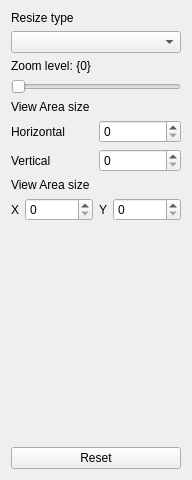
Before: the Qt Designer form Src/QtSfmlDemo/Demos/QtSfmlDemo/QtSfmlDemo.ui in a7ecd22ff84d/Cpp, drawn with Qt 5.
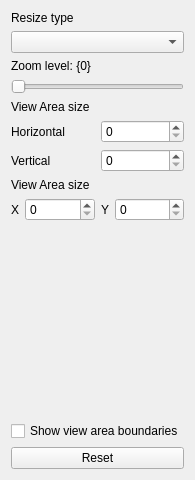
After: the same form once the commit is applied.

Commit message:
QtSfml: Added boundaries rectangle
It will help to understood how resizing and zooming works

What changed in the file:
```diff
--- a/Src/QtSfmlDemo/Demos/QtSfmlDemo/QtSfmlDemo.ui
+++ b/Src/QtSfmlDemo/Demos/QtSfmlDemo/QtSfmlDemo.ui
@@ -149,6 +149,13 @@
      </property>
     </spacer>
    </item>
+   <item>
+    <widget class="QCheckBox" name="viewAreaBoundaries">
+     <property name="text">
+      <string>Show view area boundaries</string>
+     </property>
+    </widget>
+   </item>
    <item>
     <widget class="QPushButton" name="resetButton">
      <property name="text">
```
The commit also changes 2 other files.
